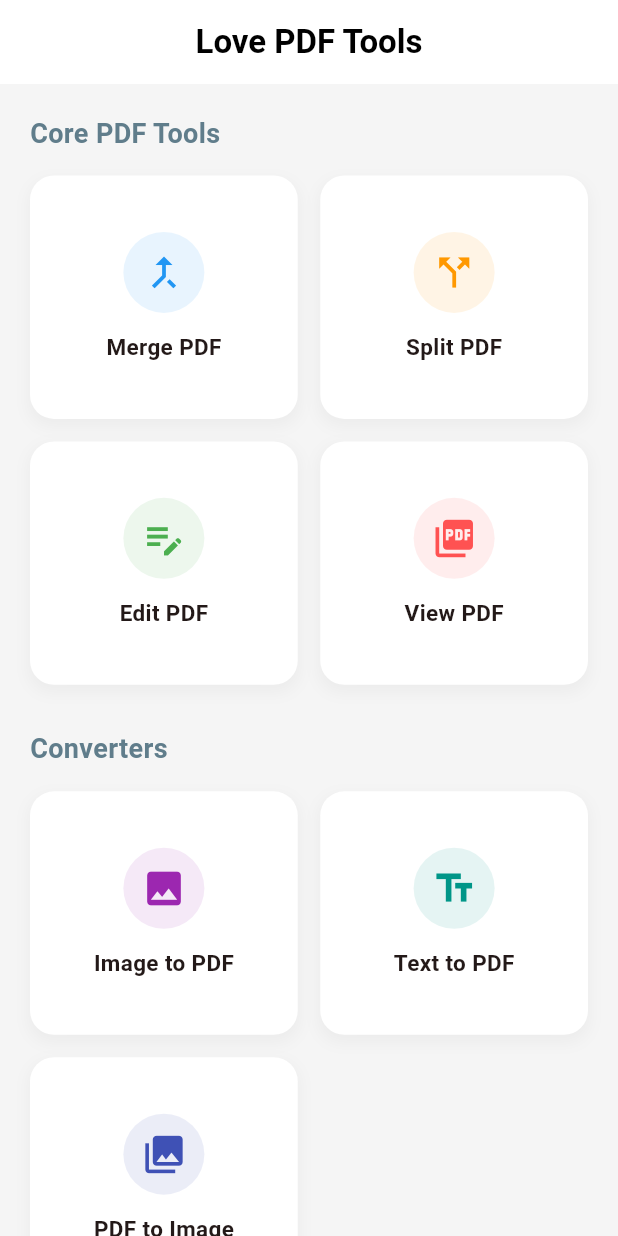
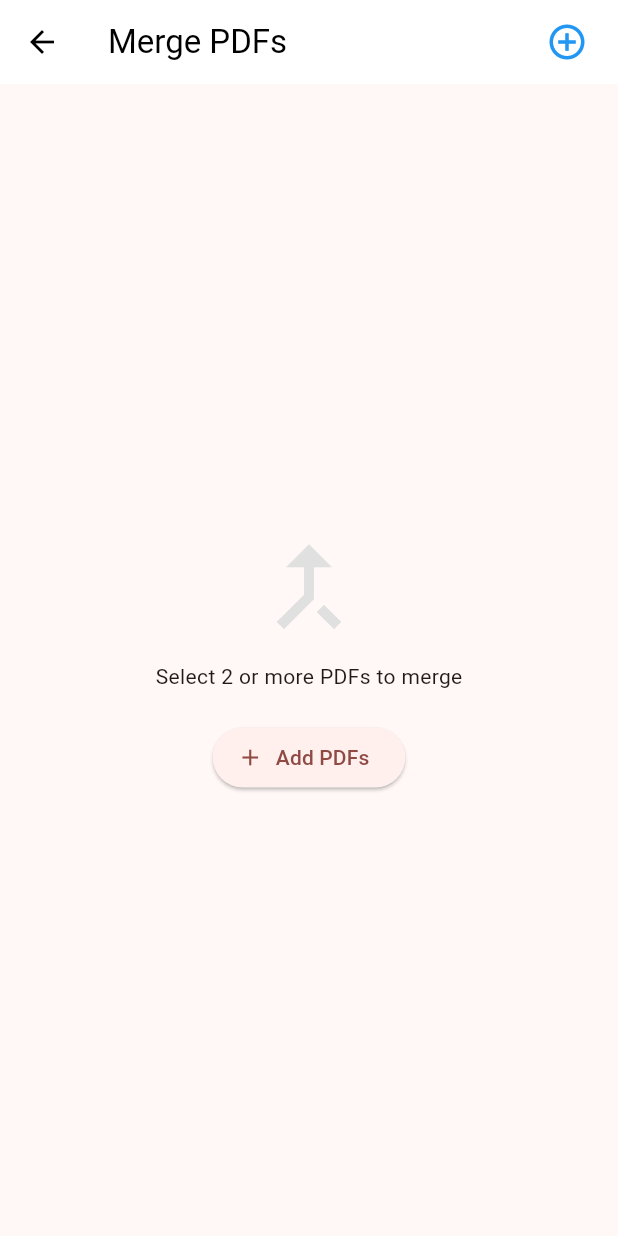
Before and after one commit to Chandimaisuru/love_pdf, a Flutter app: the screen it shows after launch, after a tap on "Merge PDF", on a phone screen of 412 x 824 dp. Run offline on Flutter 3.47's test engine with Material 3 defaults, Android fonts, the phone set to English and light mode, and no system bars; our stand-ins replace file_picker, image_picker, permission_handler; missing offline and left inert: syncfusion_flutter_pdf, syncfusion_flutter_pdfviewer.

Commit message:
merge pdf done

```diff
--- a/lib/presentation/screens/home_screen.dart
+++ b/lib/presentation/screens/home_screen.dart
@@ -1,6 +1,7 @@
 import 'package:flutter/material.dart';
 import 'package:file_picker/file_picker.dart'; // අලුතින් දැම්මා
 import 'package:love_pdf/presentation/screens/image_to_pdf_screen.dart';
+import 'package:love_pdf/presentation/screens/merge_pdf_screen.dart';
 import 'package:love_pdf/presentation/screens/pdf_preview_screen.dart'; // අලුතින් දැම්මා
 
 class HomeScreen extends StatelessWidget {
@@ -57,7 +58,12 @@ class HomeScreen extends StatelessWidget {
               children: [
                 _buildToolCard(
                   context, "Merge PDF", Icons.merge_type, Colors.blue,
-                  () { /* TODO: Merge PDF */ }
+                  () {
+                    Navigator.push(
+                      context,
+                      MaterialPageRoute(builder: (context) => const MergePdfScreen())
+                    );
+                  }
                 ),
                 _buildToolCard(
                   context, "Split PDF", Icons.call_split, Colors.orange,
--- /dev/null
+++ b/lib/presentation/screens/merge_pdf_screen.dart
@@ -0,0 +1,239 @@
+import 'dart:io';
+import 'package:flutter/material.dart';
+import 'package:file_picker/file_picker.dart';
+import 'package:syncfusion_flutter_pdf/pdf.dart';
+import 'package:path_provider/path_provider.dart';
+import 'package:love_pdf/presentation/screens/pdf_preview_screen.dart';
+
+class MergePdfScreen extends StatefulWidget {
+  const MergePdfScreen({super.key});
+
+  @override
+  State<MergePdfScreen> createState() => _MergePdfScreenState();
+}
+
+class _MergePdfScreenState extends State<MergePdfScreen> {
+  List<PlatformFile> _selectedFiles = [];
+  bool _isMerging = false;
+
+  // 1. PDF ෆයිල්ස් තෝරාගැනීම
+  // (මෙතන addAll පාවිච්චි කරන නිසා තියෙන ලිස්ට් එකට අලුත් ඒවා එකතු වෙනවා)
+  Future<void> _pickFiles() async {
+    try {
+      FilePickerResult? result = await FilePicker.platform.pickFiles(
+        type: FileType.custom,
+        allowedExtensions: ['pdf'],
+        allowMultiple: true,
+      );
+
+      if (result != null) {
+        setState(() {
+          _selectedFiles.addAll(result.files);
+        });
+      }
+    } catch (e) {
+      ScaffoldMessenger.of(context).showSnackBar(
+        SnackBar(content: Text('Error picking files: $e')),
+      );
+    }
+  }
+
+  // 2. Merge Logic (Template Fix සමඟ)
+// 2. Merge Logic (Fixed: Margins Issue)
+  Future<void> _mergePdfs() async {
+    if (_selectedFiles.length < 2) {
+      ScaffoldMessenger.of(context).showSnackBar(
+        const SnackBar(content: Text('Please select at least 2 PDF files')),
+      );
+      return;
+    }
+
+    setState(() {
+      _isMerging = true;
+    });
+
+    try {
+      final PdfDocument outputDocument = PdfDocument();
+
+      // --- විශේෂ වෙනස්කම මෙතන ---
+      // අලුත් PDF එකේ වටේ හිස් ඉඩ (Default Margins) සම්පූර්ණයෙන්ම අයින් කරනවා.
+      // නැත්නම් පිටු එකතු කරද්දී ඒවා දකුණට පැනලා (Shift වෙලා) පේන්නේ මේ නිසයි.
+      outputDocument.pageSettings.margins.all = 0;
+
+      for (var file in _selectedFiles) {
+        final File inputFile = File(file.path!);
+        final List<int> inputBytes = await inputFile.readAsBytes();
+        final PdfDocument inputDocument = PdfDocument(inputBytes: inputBytes);
+
+        for (int i = 0; i < inputDocument.pages.count; i++) {
+          // මුල් පිටුවේ ප්‍රමාණය ගන්නවා
+          Size pageSize = inputDocument.pages[i].getClientSize();
+
+          // Template එකක් හදාගන්නවා
+          PdfTemplate template = inputDocument.pages[i].createTemplate();
+
+          // අලුත් පිටුව හදන්න කලින්, මුල් පිටුවේ ප්‍රමාණයටම Settings හදාගන්නවා
+          outputDocument.pageSettings.size = pageSize;
+          outputDocument.pageSettings.orientation =
+              pageSize.width > pageSize.height ? PdfPageOrientation.landscape : PdfPageOrientation.portrait;
+
+          // දැන් පිටුව add කරනවා (Margins 0 නිසා හරියටම මුල ඉඳන් පටන් ගනී)
+          PdfPage newPage = outputDocument.pages.add();
+
+          // හරියටම 0,0 තැනින් අඳිනවා
+          newPage.graphics.drawPdfTemplate(template, const Offset(0, 0));
+        }
+
+        inputDocument.dispose();
+      }
+
+      final Directory directory = await getApplicationDocumentsDirectory();
+      final String fileName = 'Merged_${DateTime.now().millisecondsSinceEpoch}.pdf';
+      final String path = '${directory.path}/$fileName';
+      final File file = File(path);
+
+      await file.writeAsBytes(await outputDocument.save());
+      outputDocument.dispose();
+
+      if (mounted) {
+        setState(() {
+          _isMerging = false;
+          _selectedFiles.clear();
+        });
+
+        Navigator.push(
+          context,
+          MaterialPageRoute(
+            builder: (context) => PdfPreviewScreen(
+              filePath: path,
+              fileName: fileName
+            ),
+          ),
+        );
+      }
+
+    } catch (e) {
+      setState(() {
+        _isMerging = false;
+      });
+      if (mounted) {
+        ScaffoldMessenger.of(context).showSnackBar(
+          SnackBar(content: Text('Error merging files: $e')),
+        );
+      }
+    }
+  }
+
+  @override
+  Widget build(BuildContext context) {
+    return Scaffold(
+      appBar: AppBar(
+        title: const Text("Merge PDFs"),
+        actions: [
+          // --- 1. Add Button (අලුතින් දැමූ කොටස) ---
+          IconButton(
+            tooltip: "Add more PDFs",
+            icon: const Icon(Icons.add_circle_outline, size: 28, color: Colors.blue),
+            onPressed: _pickFiles, // මෙය click කළාම තවත් ෆයිල් තෝරන්න පුළුවන්
+          ),
+
+          // --- 2. Delete All Button ---
+          if (_selectedFiles.isNotEmpty)
+            IconButton(
+              tooltip: "Clear all",
+              icon: const Icon(Icons.delete_sweep, color: Colors.redAccent),
+              onPressed: () {
+                setState(() {
+                  _selectedFiles.clear();
+                });
+              },
+            ),
+
+          const SizedBox(width: 10), // පොඩි ඉඩක්
+        ],
+      ),
+      body: Column(
+        children: [
+          // --- File List Area ---
+          Expanded(
+            child: _selectedFiles.isEmpty
+                ? Center(
+                    child: Column(
+                      mainAxisAlignment: MainAxisAlignment.center,
+                      children: [
+                        Icon(Icons.merge_type, size: 80, color: Colors.grey[300]),
+                        const SizedBox(height: 10),
+                        const Text("Select 2 or more PDFs to merge"),
+                        const SizedBox(height: 20),
+                        ElevatedButton.icon(
+                          onPressed: _pickFiles,
+                          icon: const Icon(Icons.add),
+                          label: const Text("Add PDFs"),
+                        )
+                      ],
+                    ),
+                  )
+                : ReorderableListView.builder(
+                    padding: const EdgeInsets.all(10),
+                    itemCount: _selectedFiles.length,
+                    onReorder: (oldIndex, newIndex) {
+                      setState(() {
+                        if (newIndex > oldIndex) newIndex -= 1;
+                        final item = _selectedFiles.removeAt(oldIndex);
+                        _selectedFiles.insert(newIndex, item);
+                      });
+                    },
+                    itemBuilder: (context, index) {
+                      final file = _selectedFiles[index];
+                      return Card(
+                        key: ValueKey(file.path),
+                        margin: const EdgeInsets.only(bottom: 8),
+                        child: ListTile(
+                          leading: const Icon(Icons.picture_as_pdf, color: Colors.red),
+                          title: Text(file.name, maxLines: 1, overflow: TextOverflow.ellipsis),
+                          subtitle: Text("${(file.size / 1024).toStringAsFixed(1)} KB"),
+                          trailing: IconButton(
+                            icon: const Icon(Icons.close),
+                            onPressed: () {
+                              setState(() {
+                                _selectedFiles.removeAt(index);
+                              });
+                            },
+                          ),
+                        ),
+                      );
+                    },
+                  ),
+          ),
+
+          // --- Bottom Action Button ---
+          if (_selectedFiles.isNotEmpty)
+            Container(
+              padding: const EdgeInsets.all(20),
+              decoration: BoxDecoration(
+                color: Colors.white,
+                boxShadow: [
+                  BoxShadow(color: Colors.black12, blurRadius: 10, offset: const Offset(0, -5))
+                ],
+              ),
+              child: SizedBox(
+                width: double.infinity,
+                height: 50,
+                child: ElevatedButton.icon(
+                  style: ElevatedButton.styleFrom(
+                    backgroundColor: Colors.blue,
+                    foregroundColor: Colors.white,
+                  ),
+                  onPressed: (_isMerging || _selectedFiles.length < 2) ? null : _mergePdfs,
+                  icon: _isMerging
+                    ? const SizedBox(width: 20, height: 20, child: CircularProgressIndicator(color: Colors.white, strokeWidth: 2))
+                    : const Icon(Icons.merge),
+                  label: Text(_isMerging ? "Merging..." : "Merge Files"),
+                ),
+              ),
+            ),
+        ],
+      ),
+    );
+  }
+}
```
